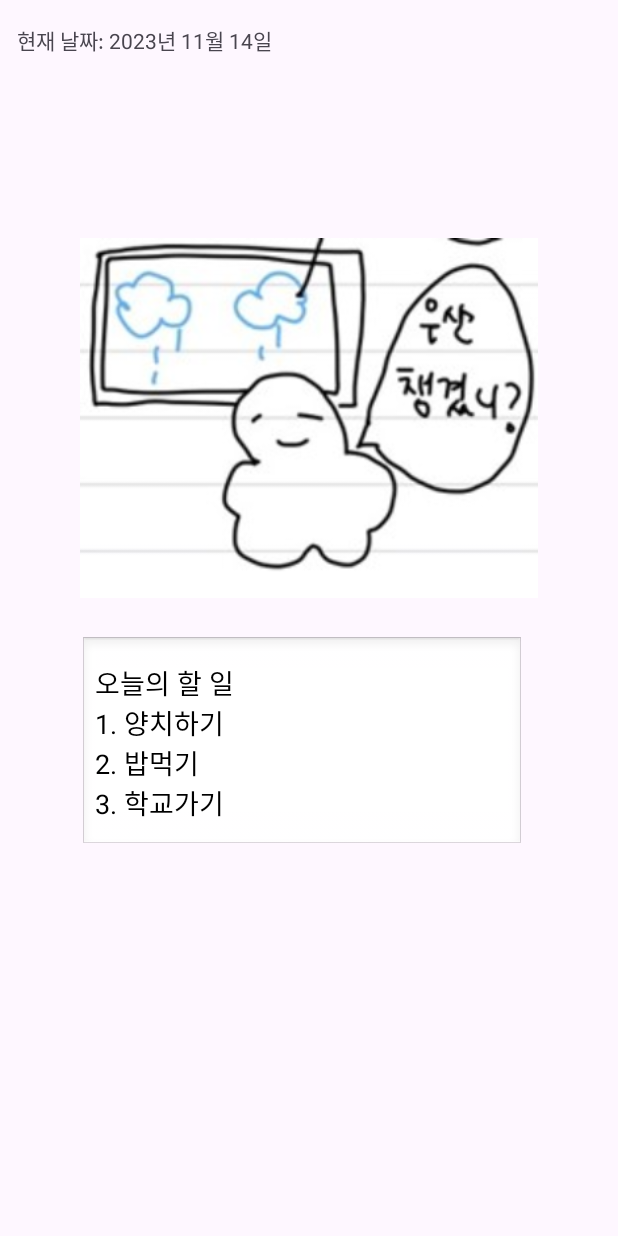
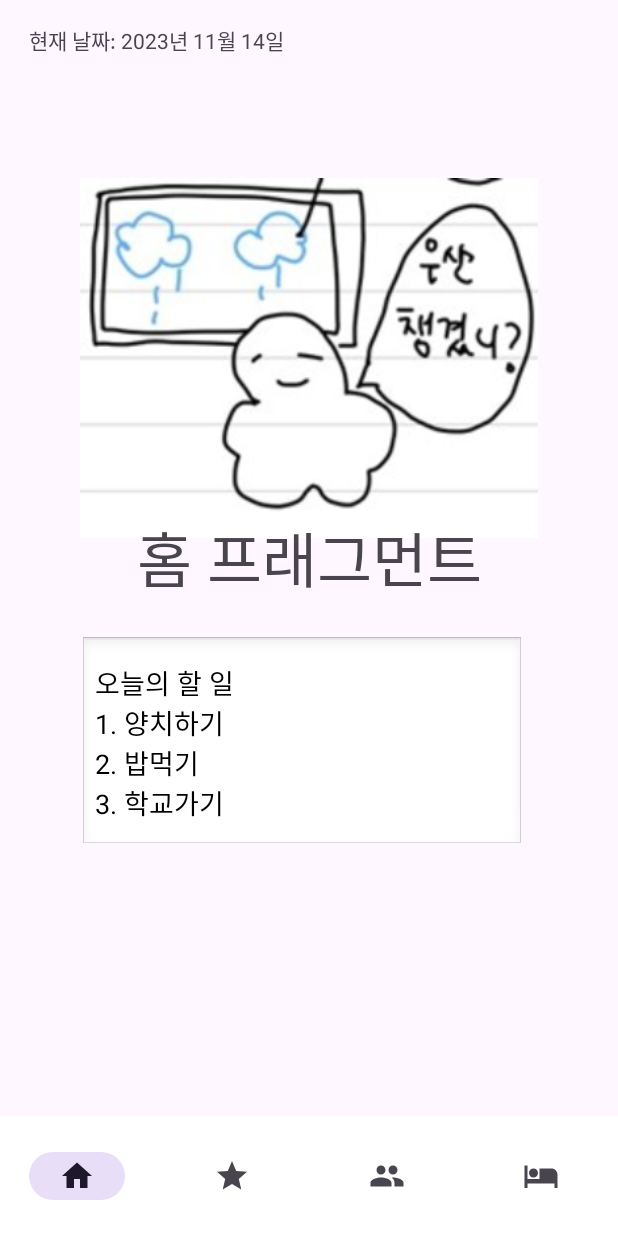
Before and after one commit to dhs82/SuperGrow, an Android app: the screen it shows after launch (MainActivity), on a phone screen of 412 x 824 dp. Run offline under Robolectric (Android 15) with nearby library versions, the phone set to English and light mode, and no system bars.

Commit message:
bottom navigation (#4)

```diff
--- a/app/build.gradle.kts
+++ b/app/build.gradle.kts
@@ -33,6 +33,7 @@ android {
 
 dependencies {
 
+    implementation("com.google.android.material:material:1.3.0")
     implementation("androidx.appcompat:appcompat:1.6.1")
     implementation("com.google.android.material:material:1.10.0")
     implementation("androidx.constraintlayout:constraintlayout:2.1.4")
--- /dev/null
+++ b/app/src/main/java/com/example/canlender_openpro/Fragment/FragFriend.java
@@ -0,0 +1,31 @@
+package com.example.canlender_openpro.Fragment;
+
+import android.os.Bundle;
+import android.util.Log;
+import android.view.LayoutInflater;
+import android.view.View;
+import android.view.ViewGroup;
+
+import androidx.annotation.NonNull;
+import androidx.annotation.Nullable;
+import androidx.fragment.app.Fragment;
+
+import com.example.canlender_openpro.R;
+
+
+public class FragFriend extends Fragment {
+    private View view;
+
+    private String TAG = "프래그먼트";
+
+    @Nullable
+    @Override
+    public View onCreateView(@NonNull LayoutInflater inflater, @Nullable ViewGroup container, @Nullable Bundle savedInstanceState) {
+        Log.i(TAG, "onCreateView");
+        view = inflater.inflate(R.layout.frag_friend, container, false);
+
+
+        return view;
+    }
+
+}
--- /dev/null
+++ b/app/src/main/java/com/example/canlender_openpro/Fragment/FragHome.java
@@ -0,0 +1,56 @@
+package com.example.canlender_openpro.Fragment;
+
+import android.os.Bundle;
+import android.os.Handler;
+import android.os.Looper;
+import android.util.Log;
+import android.view.LayoutInflater;
+import android.view.View;
+import android.view.ViewGroup;
+import android.widget.TextView;
+import java.text.SimpleDateFormat;
+import java.util.Date;
+import java.util.Locale;
+import androidx.annotation.NonNull;
+import androidx.annotation.Nullable;
+import androidx.fragment.app.Fragment;
+
+import com.example.canlender_openpro.R;
+
+public class FragHome extends Fragment {
+
+    private TextView dateTextView;
+    private Handler handler;
+    private SimpleDateFormat dateFormat;
+    private View view;
+
+    private String TAG = "프래그먼트";
+
+    @Nullable
+    @Override
+    public View onCreateView(@NonNull LayoutInflater inflater, @Nullable ViewGroup container, @Nullable Bundle savedInstanceState) {
+        Log.i(TAG, "onCreateView");
+        view = inflater.inflate(R.layout.frag_home, container, false);
+
+        // 날짜 초기화
+        dateTextView = view.findViewById(R.id.textView2);
+        handler = new Handler(Looper.getMainLooper());
+        dateFormat = new SimpleDateFormat("yyyy년 MM월 dd일", Locale.getDefault());
+
+        // 매 초마다 현재 날짜를 업데이트
+        handler.postDelayed(new Runnable() {
+            @Override
+            public void run() {
+                updateCurrentDate();
+                handler.postDelayed(this, 1000); // 1초마다 업데이트
+            }
+        }, 0);
+
+        return view;
+    }
+
+    private void updateCurrentDate() {
+        String currentDate = dateFormat.format(new Date());
+        dateTextView.setText("현재 날짜: " + currentDate);
+    }
+}
--- /dev/null
+++ b/app/src/main/java/com/example/canlender_openpro/Fragment/FragHotel.java
@@ -0,0 +1,31 @@
+package com.example.canlender_openpro.Fragment;
+
+import android.os.Bundle;
+import android.util.Log;
+import android.view.LayoutInflater;
+import android.view.View;
+import android.view.ViewGroup;
+
+import androidx.annotation.NonNull;
+import androidx.annotation.Nullable;
+import androidx.fragment.app.Fragment;
+
+import com.example.canlender_openpro.R;
+
+
+public class FragHotel extends Fragment {
+    private View view;
+
+    private String TAG = "프래그먼트";
+
+    @Nullable
+    @Override
+    public View onCreateView(@NonNull LayoutInflater inflater, @Nullable ViewGroup container, @Nullable Bundle savedInstanceState) {
+        Log.i(TAG, "onCreateView");
+        view = inflater.inflate(R.layout.frag_hotel, container, false);
+
+
+        return view;
+    }
+
+}
--- /dev/null
+++ b/app/src/main/java/com/example/canlender_openpro/Fragment/FragStar.java
@@ -0,0 +1,31 @@
+package com.example.canlender_openpro.Fragment;
+
+import android.os.Bundle;
+import android.util.Log;
+import android.view.LayoutInflater;
+import android.view.View;
+import android.view.ViewGroup;
+
+import androidx.annotation.NonNull;
+import androidx.annotation.Nullable;
+import androidx.fragment.app.Fragment;
+
+import com.example.canlender_openpro.R;
+
+
+public class FragStar extends Fragment {
+    private View view;
+
+    private String TAG = "프래그먼트";
+
+    @Nullable
+    @Override
+    public View onCreateView(@NonNull LayoutInflater inflater, @Nullable ViewGroup container, @Nullable Bundle savedInstanceState) {
+        Log.i(TAG, "onCreateView");
+        view = inflater.inflate(R.layout.frag_star, container, false);
+
+
+        return view;
+    }
+
+}
--- a/app/src/main/java/com/example/canlender_openpro/MainActivity.java
+++ b/app/src/main/java/com/example/canlender_openpro/MainActivity.java
@@ -1,41 +1,79 @@
 package com.example.canlender_openpro;
 
 import android.os.Bundle;
-import android.os.Handler;
-import android.os.Looper;
-import android.widget.TextView;
+import android.util.Log;
+
+import android.view.MenuItem;
+
 import androidx.appcompat.app.AppCompatActivity;
-import java.text.SimpleDateFormat;
-import java.util.Date;
-import java.util.Locale;
+import androidx.fragment.app.Fragment;
+import androidx.annotation.NonNull;
+
+import com.example.canlender_openpro.Fragment.FragFriend;
+import com.example.canlender_openpro.Fragment.FragHome;
+import com.example.canlender_openpro.Fragment.FragHotel;
+import com.example.canlender_openpro.Fragment.FragStar;
+import com.google.android.material.bottomnavigation.BottomNavigationView;
+
+
 
 public class MainActivity extends AppCompatActivity {
 
-    private TextView dateTextView;
-    private Handler handler;
-    private SimpleDateFormat dateFormat;
+    //바텀 네비게이션
+    BottomNavigationView bottomNavigationView;
+
+    private String TAG = "메인";
+
+    // 프래그먼트 변수
+    Fragment fragment_home;
+    Fragment fragment_star;
+    Fragment fragment_group;
+    Fragment fragment_hotel;
+
 
     @Override
     protected void onCreate(Bundle savedInstanceState) {
         super.onCreate(savedInstanceState);
         setContentView(R.layout.activity_main);
 
-        dateTextView = findViewById(R.id.textView2);
-        handler = new Handler(Looper.getMainLooper());
-        dateFormat = new SimpleDateFormat("yyyy년 MM월 dd일", Locale.getDefault());
+        //프래그먼트 생성
+        fragment_home=new FragHome();
+        fragment_star=new FragStar();
+        fragment_group=new FragFriend();
+        fragment_hotel=new FragHotel();
 
-        // 매 초마다 현재 날짜를 업데이트
-        handler.postDelayed(new Runnable() {
+        //초기 플래그먼트 설정
+        getSupportFragmentManager().beginTransaction().replace(R.id.main_layout, fragment_home).commitAllowingStateLoss();
+
+        //바텀 네비게이션
+        bottomNavigationView = findViewById(R.id.bottomNavigationView);
+
+        //리스터 등록
+        bottomNavigationView.setOnItemSelectedListener(new BottomNavigationView.OnItemSelectedListener() {
             @Override
-            public void run() {
-                updateCurrentDate();
-                handler.postDelayed(this, 1000); // 1초마다 업데이트
+            public boolean onNavigationItemSelected(@NonNull MenuItem item) {
+                Log.i(TAG, "바텀 네비게이션 클릭");
+
+                int itemId = item.getItemId();
+                if (itemId == R.id.home) {
+                    Log.i(TAG, "home 들어옴");
+                    getSupportFragmentManager().beginTransaction().replace(R.id.main_layout, fragment_home).commitAllowingStateLoss();
+                    return true;
+                } else if (itemId == R.id.star) {
+                    Log.i(TAG, "star 들어옴");
+                    getSupportFragmentManager().beginTransaction().replace(R.id.main_layout, fragment_star).commitAllowingStateLoss();
+                    return true;
+                } else if (itemId == R.id.group) {
+                    Log.i(TAG, "group 들어옴");
+                    getSupportFragmentManager().beginTransaction().replace(R.id.main_layout, fragment_group).commitAllowingStateLoss();
+                    return true;
+                } else if (itemId == R.id.hotel) {
+                    Log.i(TAG, "hotel 들어옴");
+                    getSupportFragmentManager().beginTransaction().replace(R.id.main_layout, fragment_hotel).commitAllowingStateLoss();
+                    return true;
+                }
+                return true;
             }
-        }, 0);
-    }
-
-    private void updateCurrentDate() {
-        String currentDate = dateFormat.format(new Date());
-        dateTextView.setText("현재 날짜: " + currentDate);
+        });
     }
 }
--- /dev/null
+++ b/app/src/main/res/drawable/group.xml
@@ -0,0 +1,5 @@
+<vector android:height="24dp" android:tint="#000000"
+    android:viewportHeight="24" android:viewportWidth="24"
+    android:width="24dp" xmlns:android="http://schemas.android.com/apk/res/android">
+    <path android:fillColor="@android:color/white" android:pathData="M16,11c1.66,0 2.99,-1.34 2.99,-3S17.66,5 16,5c-1.66,0 -3,1.34 -3,3s1.34,3 3,3zM8,11c1.66,0 2.99,-1.34 2.99,-3S9.66,5 8,5C6.34,5 5,6.34 5,8s1.34,3 3,3zM8,13c-2.33,0 -7,1.17 -7,3.5L1,19h14v-2.5c0,-2.33 -4.67,-3.5 -7,-3.5zM16,13c-0.29,0 -0.62,0.02 -0.97,0.05 1.16,0.84 1.97,1.97 1.97,3.45L17,19h6v-2.5c0,-2.33 -4.67,-3.5 -7,-3.5z"/>
+</vector>
--- /dev/null
+++ b/app/src/main/res/drawable/home.xml
@@ -0,0 +1,5 @@
+<vector android:height="24dp" android:tint="#000000"
+    android:viewportHeight="24" android:viewportWidth="24"
+    android:width="24dp" xmlns:android="http://schemas.android.com/apk/res/android">
+    <path android:fillColor="@android:color/white" android:pathData="M10,20v-6h4v6h5v-8h3L12,3 2,12h3v8z"/>
+</vector>
--- /dev/null
+++ b/app/src/main/res/drawable/hotel.xml
@@ -0,0 +1,5 @@
+<vector android:height="24dp" android:tint="#000000"
+    android:viewportHeight="24" android:viewportWidth="24"
+    android:width="24dp" xmlns:android="http://schemas.android.com/apk/res/android">
+    <path android:fillColor="@android:color/white" android:pathData="M7,13c1.66,0 3,-1.34 3,-3S8.66,7 7,7s-3,1.34 -3,3 1.34,3 3,3zM19,7h-8v7L3,14L3,5L1,5v15h2v-3h18v3h2v-9c0,-2.21 -1.79,-4 -4,-4z"/>
+</vector>
--- /dev/null
+++ b/app/src/main/res/drawable/star.xml
@@ -0,0 +1,5 @@
+<vector android:height="24dp" android:tint="#000000"
+    android:viewportHeight="24" android:viewportWidth="24"
+    android:width="24dp" xmlns:android="http://schemas.android.com/apk/res/android">
+    <path android:fillColor="@android:color/white" android:pathData="M12,17.27L18.18,21l-1.64,-7.03L22,9.24l-7.19,-0.61L12,2 9.19,8.63 2,9.24l5.46,4.73L5.82,21z"/>
+</vector>
--- a/app/src/main/res/layout/activity_main.xml
+++ b/app/src/main/res/layout/activity_main.xml
@@ -6,48 +6,28 @@
     android:layout_height="match_parent"
     tools:context=".MainActivity">
 
-    <TextView
-        android:id="@+id/textView2"
-        android:layout_width="wrap_content"
-        android:layout_height="wrap_content"
-        android:layout_marginTop="16dp"
-        android:layout_marginBottom="29dp"
-        android:text="현재 날짜: "
-        app:layout_constraintBottom_toTopOf="@+id/imageView2"
+    <FrameLayout
+        android:id="@+id/main_layout"
+        android:layout_width="match_parent"
+        android:layout_height="0dp"
+        app:layout_constraintBottom_toTopOf="@+id/bottomNavigationView"
         app:layout_constraintEnd_toEndOf="parent"
-        app:layout_constraintHorizontal_bias="0.047"
+        app:layout_constraintHorizontal_bias="1.0"
         app:layout_constraintStart_toStartOf="parent"
         app:layout_constraintTop_toTopOf="parent"
-        app:layout_constraintVertical_bias="0.022" />
+        app:layout_constraintVertical_bias="1.0">
 
-    <ImageView
-        android:id="@+id/imageView2"
-        android:layout_width="0dp"
-        android:layout_height="0dp"
-        android:layout_marginStart="53dp"
-        android:layout_marginEnd="53dp"
-        android:layout_marginBottom="333dp"
-        android:src="@drawable/img"
+    </FrameLayout>
+
+    <com.google.android.material.bottomnavigation.BottomNavigationView
+        android:id="@+id/bottomNavigationView"
+        android:layout_width="match_parent"
+        android:layout_height="wrap_content"
+        app:itemBackground="@android:color/white"
+        app:labelVisibilityMode="unlabeled"
         app:layout_constraintBottom_toBottomOf="parent"
         app:layout_constraintEnd_toEndOf="parent"
-        app:layout_constraintHorizontal_bias="0.0"
         app:layout_constraintStart_toStartOf="parent"
-        app:layout_constraintTop_toBottomOf="@+id/textView2" />
-
-    <EditText
-        android:id="@+id/editText"
-        android:layout_width="296dp"
-        android:layout_height="143dp"
-        android:layout_marginTop="424dp"
-        android:background="@android:drawable/edit_text"
-        android:hint="오늘의 할 일\n1. 양치하기\n2. 밥먹기 \n3. 학교가기"
-        android:padding="10dp"
-        android:textColor="#000"
-        android:textColorHint="#000"
-        app:layout_constraintEnd_toEndOf="parent"
-        app:layout_constraintHorizontal_bias="0.46"
-        app:layout_constraintStart_toStartOf="parent"
-        app:layout_constraintTop_toTopOf="parent" />
-
+        app:menu="@menu/bottom_menu"/>
 
 </androidx.constraintlayout.widget.ConstraintLayout>
--- /dev/null
+++ b/app/src/main/res/layout/frag_home.xml
@@ -0,0 +1,60 @@
+<?xml version="1.0" encoding="utf-8"?>
+<androidx.constraintlayout.widget.ConstraintLayout xmlns:android="http://schemas.android.com/apk/res/android"
+    xmlns:app="http://schemas.android.com/apk/res-auto"
+    android:layout_width="match_parent"
+    android:layout_height="match_parent">
+
+    <TextView
+        android:id="@+id/textView2"
+        android:layout_width="wrap_content"
+        android:layout_height="wrap_content"
+        android:layout_marginTop="16dp"
+        android:layout_marginBottom="29dp"
+        android:text="현재 날짜: "
+        app:layout_constraintBottom_toTopOf="@+id/imageView2"
+        app:layout_constraintEnd_toEndOf="parent"
+        app:layout_constraintHorizontal_bias="0.08"
+        app:layout_constraintStart_toStartOf="parent"
+        app:layout_constraintTop_toTopOf="parent"
+        app:layout_constraintVertical_bias="0.022" />
+
+    <ImageView
+        android:id="@+id/imageView2"
+        android:layout_width="0dp"
+        android:layout_height="0dp"
+        android:layout_marginStart="53dp"
+        android:layout_marginEnd="53dp"
+        android:layout_marginBottom="333dp"
+        android:src="@drawable/img"
+        app:layout_constraintBottom_toBottomOf="parent"
+        app:layout_constraintEnd_toEndOf="parent"
+        app:layout_constraintHorizontal_bias="0.0"
+        app:layout_constraintStart_toStartOf="parent"
+        app:layout_constraintTop_toBottomOf="@+id/textView2" />
+
+    <EditText
+        android:id="@+id/editText"
+        android:layout_width="296dp"
+        android:layout_height="143dp"
+        android:layout_marginTop="424dp"
+        android:background="@android:drawable/edit_text"
+        android:hint="오늘의 할 일\n1. 양치하기\n2. 밥먹기 \n3. 학교가기"
+        android:padding="10dp"
+        android:textColor="#000"
+        android:textColorHint="#000"
+        app:layout_constraintEnd_toEndOf="parent"
+        app:layout_constraintHorizontal_bias="0.46"
+        app:layout_constraintStart_toStartOf="parent"
+        app:layout_constraintTop_toTopOf="parent" />
+
+    <TextView
+        android:layout_width="wrap_content"
+        android:layout_height="wrap_content"
+        android:text="홈 프래그먼트"
+        android:textSize="40sp"
+        app:layout_constraintBottom_toBottomOf="parent"
+        app:layout_constraintEnd_toEndOf="parent"
+        app:layout_constraintStart_toStartOf="parent"
+        app:layout_constraintTop_toTopOf="parent" />
+
+</androidx.constraintlayout.widget.ConstraintLayout>
--- /dev/null
+++ b/app/src/main/res/menu/bottom_menu.xml
@@ -0,0 +1,29 @@
+<?xml version="1.0" encoding="utf-8"?>
+<menu xmlns:android="http://schemas.android.com/apk/res/android">
+    <item
+        android:id="@+id/home"
+        android:icon="@drawable/home"
+        android:title="홈"
+        android:enabled="true"
+        />
+
+    <item
+        android:id="@+id/star"
+        android:icon="@drawable/star"
+        android:title="즐겨찾기"
+        android:enabled="true"
+        />
+    <item
+        android:id="@+id/group"
+        android:icon="@drawable/group"
+        android:title="친구"
+        android:enabled="true"
+        />
+    <item
+        android:id="@+id/hotel"
+        android:icon="@drawable/hotel"
+        android:title="호텔"
+        android:enabled="true"
+        />
+
+</menu>
```
Also changed, not shown: app/src/main/res/layout/frag_friend.xml (added, +17 -0 lines), app/src/main/res/layout/frag_hotel.xml (added, +17 -0 lines), app/src/main/res/layout/frag_star.xml (added, +17 -0 lines).
